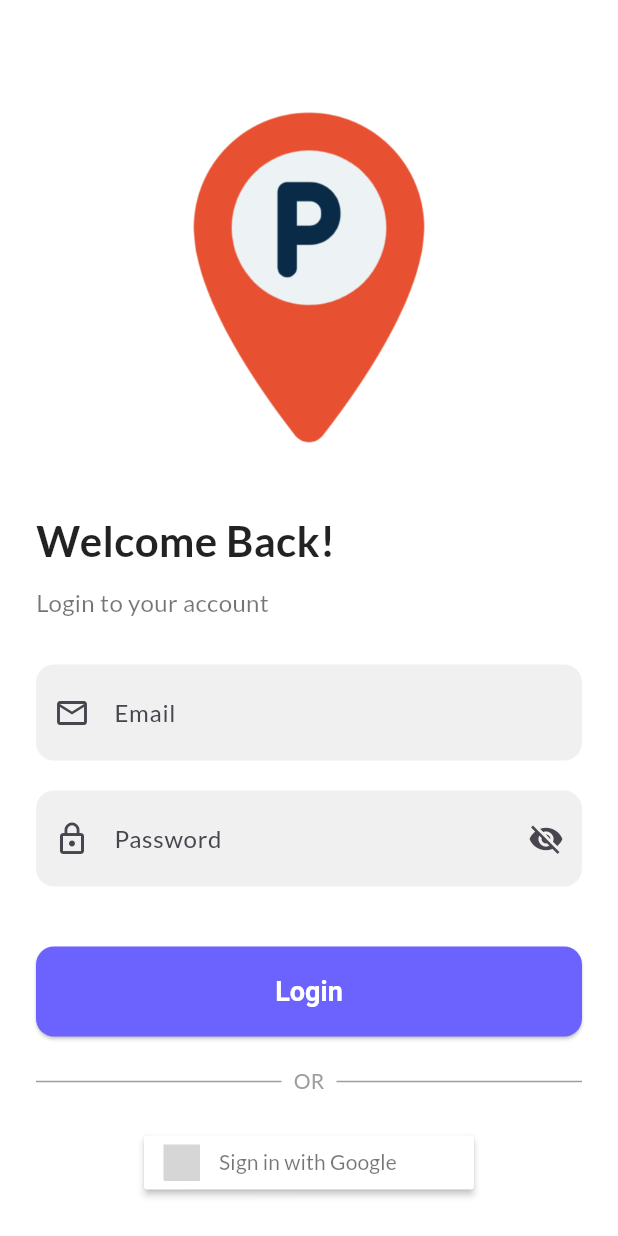
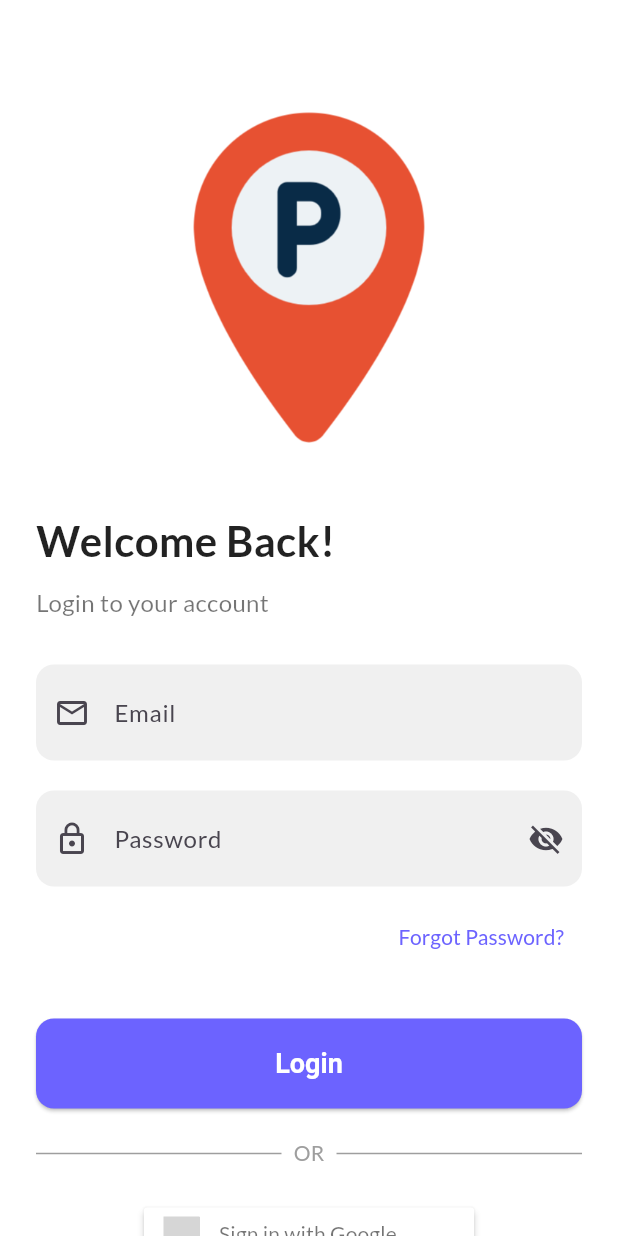
Before and after one commit to GhassanDaj/Parkly, a Flutter app: the screen it shows after launch, on a phone screen of 412 x 824 dp. Run offline on Flutter 3.47's test engine with Material 3 defaults, Android fonts, the phone set to English and light mode, and no system bars; our stand-ins replace firebase_auth, firebase_core, flutter_signin_button, font_awesome_flutter, google_fonts, google_sign_in; accounts and stored records are empty; grey boxes are pictures that could not be loaded.

Commit message:
added a new button for PasswordRestPage

```diff
--- a/lib/screens/login_page.dart
+++ b/lib/screens/login_page.dart
@@ -1,12 +1,12 @@
 // screens/login_page.dart
 import 'package:flutter/material.dart';
 import 'package:parkly/screens/sign_up_page.dart';
+import 'package:parkly/screens/password_reset_page.dart';
 import 'package:parkly/services/auth_provider.dart';
 import 'package:parkly/widgets/custom_button.dart';
 import 'package:parkly/widgets/custom_text_field.dart';
 import 'package:provider/provider.dart';
 import 'package:flutter_signin_button/flutter_signin_button.dart';
-import 'package:font_awesome_flutter/font_awesome_flutter.dart';
 
 class LoginPage extends StatefulWidget {
   const LoginPage({Key? key}) : super(key: key);
@@ -79,7 +79,26 @@ class LoginPageState extends State<LoginPage> {
                         ? 'Password must be at least 6 characters'
                         : null,
                   ),
-                  SizedBox(height: 20),
+                  SizedBox(height: 10),
+                  // Forgot Password Link
+                  Align(
+                    alignment: Alignment.centerRight,
+                    child: TextButton(
+                      onPressed: () {
+                        // Navigate to Password Reset Page
+                        Navigator.push(
+                          context,
+                          MaterialPageRoute(
+                              builder: (context) => PasswordResetPage()),
+                        );
+                      },
+                      child: Text(
+                        'Forgot Password?',
+                        style: TextStyle(color: Theme.of(context).primaryColor),
+                      ),
+                    ),
+                  ),
+                  SizedBox(height: 10),
                   // Error Message
                   if (errorMessage.isNotEmpty)
                     Text(
```
